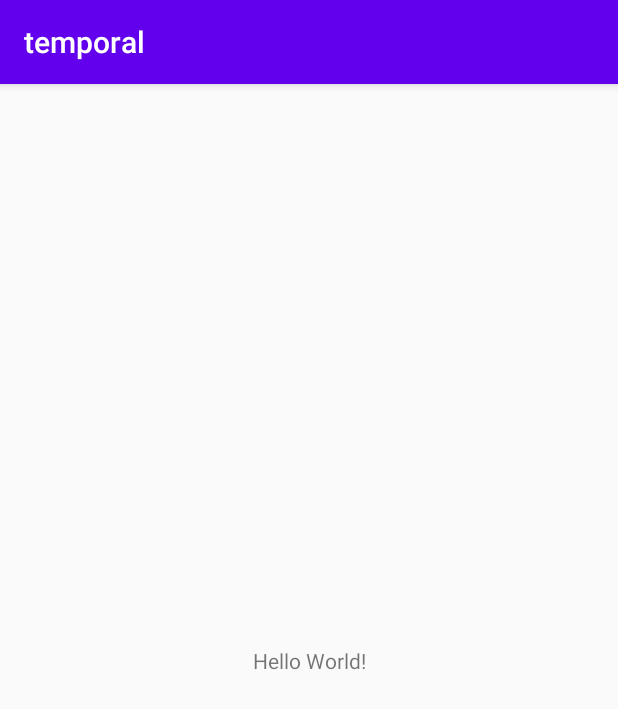
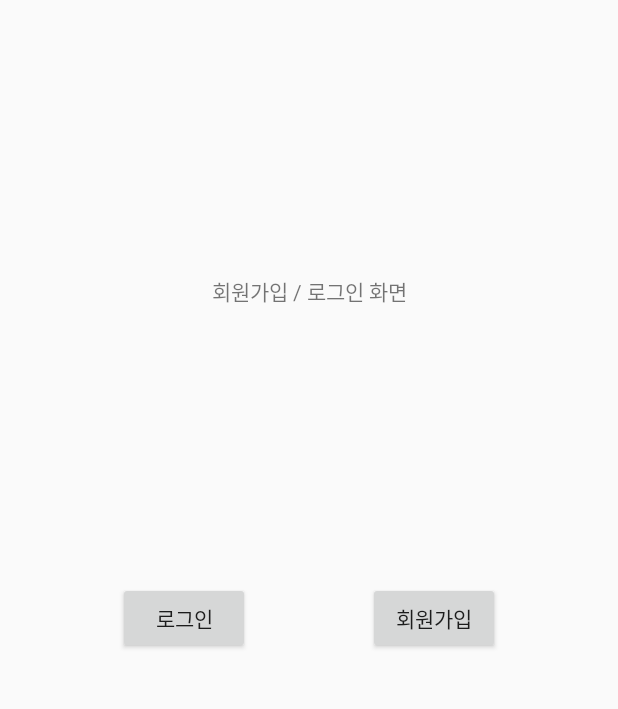
Before and after one commit to VanSubstance/doubleSlash_06, an Android app: the screen it shows after launch (MainActivity), on a phone screen of 412 x 824 dp. Shown: the top 709 px of the screen. Run offline under Robolectric (Android 15) with nearby library versions, the phone set to English and light mode, and no system bars.

Commit message:
기본 구조 고안

```diff
--- a/app/src/main/AndroidManifest.xml
+++ b/app/src/main/AndroidManifest.xml
@@ -5,7 +5,6 @@
     <application
         android:allowBackup="true"
         android:icon="@mipmap/ic_launcher"
-        android:label="@string/app_name"
         android:roundIcon="@mipmap/ic_launcher_round"
         android:supportsRtl="true"
         android:theme="@style/AppTheme">
@@ -16,6 +15,7 @@
                 <category android:name="android.intent.category.LAUNCHER" />
             </intent-filter>
         </activity>
+        <activity android:name=".interfaceMain"></activity>
     </application>
 
 </manifest>
--- a/app/src/main/java/com/example/temporal/MainActivity.java
+++ b/app/src/main/java/com/example/temporal/MainActivity.java
@@ -2,14 +2,33 @@ package com.example.temporal;
 
 import androidx.appcompat.app.AppCompatActivity;
 
+import android.content.Intent;
 import android.os.Bundle;
+import android.view.View;
+import android.widget.Button;
 
 public class MainActivity extends AppCompatActivity {
-    final int a = 1;
 
     @Override
     protected void onCreate(Bundle savedInstanceState) {
         super.onCreate(savedInstanceState);
         setContentView(R.layout.activity_main);
+        final Intent next = new Intent(this, interfaceMain.class);
+        Button buttonSignin = findViewById(R.id.buttonSignin);
+        Button buttonSignup = findViewById(R.id.buttonSignup);
+
+        buttonSignin.setOnClickListener(new Button.OnClickListener() {
+            @Override
+            public void onClick(View view) {
+                startActivity(next);
+            }
+        });
+
+        buttonSignup.setOnClickListener(new Button.OnClickListener() {
+            @Override
+            public void onClick(View view) {
+
+            }
+        });
     }
 }
--- a/app/src/main/res/layout/activity_main.xml
+++ b/app/src/main/res/layout/activity_main.xml
@@ -9,10 +9,31 @@
     <TextView
         android:layout_width="wrap_content"
         android:layout_height="wrap_content"
-        android:text="Hello World!"
-        app:layout_constraintBottom_toBottomOf="parent"
+        android:text="회원가입 / 로그인 화면"
+        app:layout_constraintBottom_toTopOf="@id/buttonSignin"
         app:layout_constraintLeft_toLeftOf="parent"
         app:layout_constraintRight_toRightOf="parent"
         app:layout_constraintTop_toTopOf="parent" />
 
+    <Button
+        android:id="@+id/buttonSignin"
+        android:layout_width="wrap_content"
+        android:layout_height="wrap_content"
+        android:text="로그인"
+        app:layout_constraintTop_toTopOf="parent"
+        app:layout_constraintBottom_toBottomOf="parent"
+        app:layout_constraintLeft_toLeftOf="parent"
+        app:layout_constraintRight_toLeftOf="@id/buttonSignup"
+        />
+
+    <Button
+        android:id="@+id/buttonSignup"
+        android:layout_width="wrap_content"
+        android:layout_height="wrap_content"
+        android:text="회원가입"
+        app:layout_constraintTop_toTopOf="parent"
+        app:layout_constraintBottom_toBottomOf="parent"
+        app:layout_constraintRight_toRightOf="parent"
+        app:layout_constraintLeft_toRightOf="@id/buttonSignin" />
+
 </androidx.constraintlayout.widget.ConstraintLayout>
--- a/app/src/main/res/values/styles.xml
+++ b/app/src/main/res/values/styles.xml
@@ -5,6 +5,8 @@
         <item name="colorPrimary">@color/colorPrimary</item>
         <item name="colorPrimaryDark">@color/colorPrimaryDark</item>
         <item name="colorAccent">@color/colorAccent</item>
+        <item name="windowActionBar">false</item>
+        <item name="windowNoTitle">true</item>
     </style>
 
 </resources>
```
Also changed, not shown: app/src/main/java/com/example/temporal/communityMain.java (added, +15 -0 lines), app/src/main/java/com/example/temporal/infoMain.java (added, +15 -0 lines), app/src/main/java/com/example/temporal/interfaceMain.java (added, +52 -0 lines), app/src/main/java/com/example/temporal/mapMain.java (added, +15 -0 lines), app/src/main/res/layout/community_main.xml (added, +18 -0 lines), app/src/main/res/layout/info_main.xml (added, +18 -0 lines), app/src/main/res/layout/interface_main.xml (added, +51 -0 lines), app/src/main/res/layout/map_main.xml (added, +18 -0 lines).
